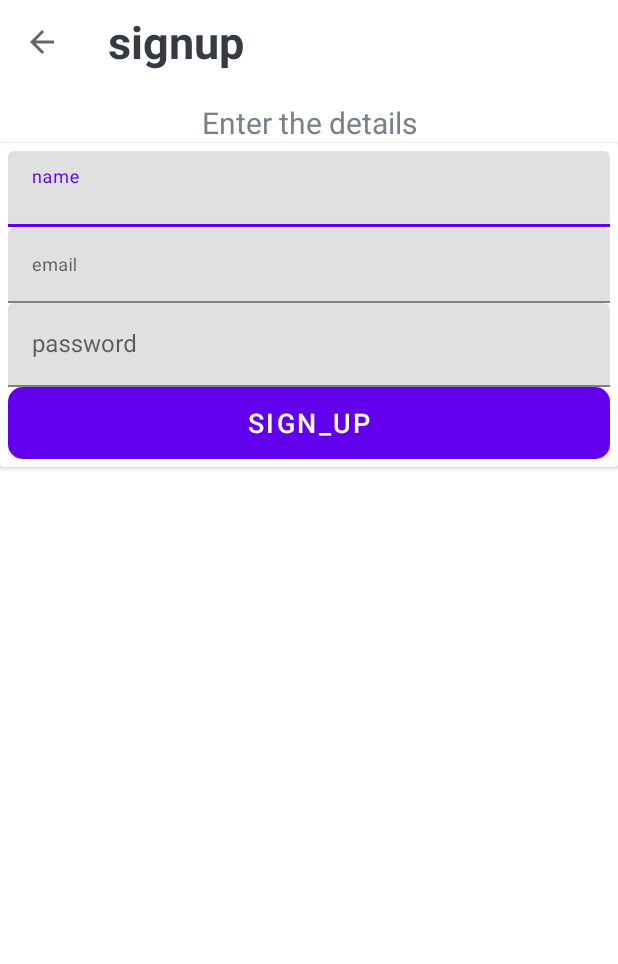
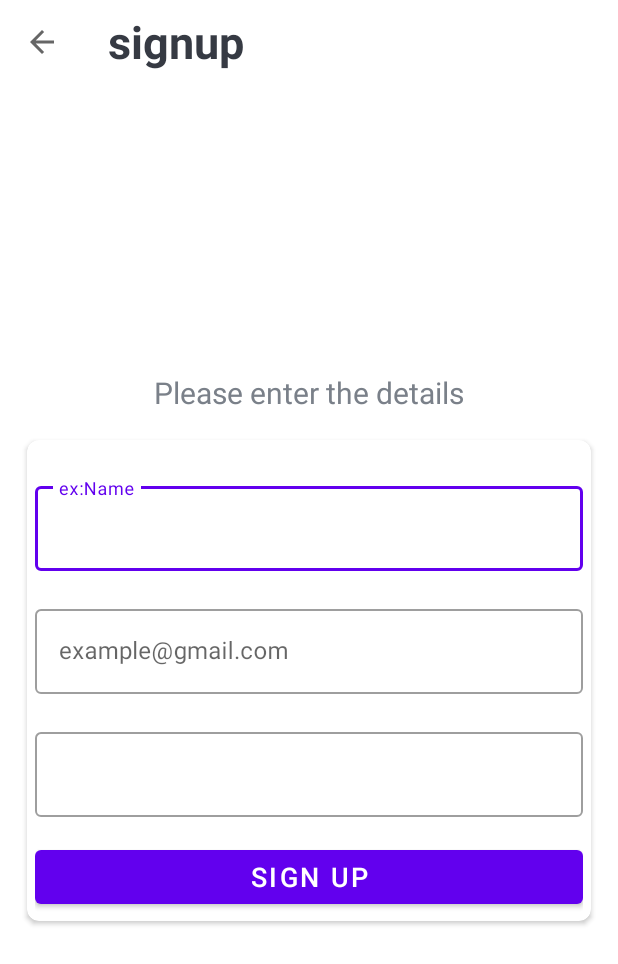
Before and after one commit to Ganesh-P03/tirutsava22-appdev, an Android app: the screen it shows after launch (SignupActivity), after a tap on "SIGN UP", on a phone screen of 412 x 824 dp. Shown: the top 964 px of the screen. Run offline under Robolectric (Android 15) with nearby library versions, the phone set to English and light mode, and no system bars; our stand-ins replace Firebase (no records; nobody signed in at launch, a user with empty details on screens opened directly).

Commit message:
update UI

```diff
--- a/app/src/main/java/com/example/broadcast/activities/SplashActivity.kt
+++ b/app/src/main/java/com/example/broadcast/activities/SplashActivity.kt
@@ -22,14 +22,14 @@ class SplashActivity : BaseActivity() {
 
             var currentUserId = FireStoreClass().getCurrentUserID()
 
-            if(currentUserId.isNotEmpty()){
-                startActivity(Intent(this, MainActivity::class.java))
-                finish()
-            }
-            else{
+//            if(currentUserId.isNotEmpty()){
+//                startActivity(Intent(this, MainActivity::class.java))
+//                finish()
+//            }
+//            else{
                 startActivity(Intent(this, IntroActivity::class.java))
                 finish()
-            }
+            //}
 
         },2000)
     }
--- a/app/src/main/res/layout/activity_signup.xml
+++ b/app/src/main/res/layout/activity_signup.xml
@@ -5,7 +5,8 @@
     android:layout_width="match_parent"
     android:layout_height="match_parent"
     tools:context=".activities.SignupActivity"
-    android:orientation="vertical">
+    android:orientation="vertical"
+    android:gravity="center">
 
     <androidx.appcompat.widget.Toolbar
         android:id="@+id/toolbar_sign_up_activity"
@@ -15,7 +16,7 @@
         <TextView
             android:id="@+id/tv_title"
             android:layout_width="match_parent"
-            android:layout_height="match_parent"
+            android:layout_height="wrap_content"
             android:gravity="center_vertical"
             android:text="signup"
             android:textColor="@color/primary_text_color"
@@ -24,28 +25,29 @@
 
     </androidx.appcompat.widget.Toolbar>
 
+
+
     <LinearLayout
         android:layout_width="match_parent"
         android:layout_height="match_parent"
         android:layout_gravity="center"
-        android:layout_marginTop="12dp"
-        android:orientation="vertical">
+        android:orientation="vertical"
+        android:gravity="center">
 
         <TextView
             android:layout_width="match_parent"
             android:layout_height="wrap_content"
 
             android:gravity="center"
-            android:text="Enter the details"
+            android:text="Please enter the details"
             android:textColor="@color/secondary_text_color"
             android:textSize="20dp"/>
 
         <androidx.cardview.widget.CardView
             android:layout_width="match_parent"
             android:layout_height="wrap_content"
-
-            android:elevation="2px"
-            app:cardCornerRadius="3px">
+            app:cardCornerRadius="8dp"
+            android:layout_margin="18dp">
 
             <LinearLayout
                 android:layout_width="match_parent"
@@ -55,57 +57,76 @@
 
                 <com.google.android.material.textfield.TextInputLayout
                     android:layout_width="match_parent"
-                    android:layout_height="wrap_content">
+                    android:layout_height="wrap_content"
+                    android:layout_marginTop="20dp"
+                    style="@style/Widget.MaterialComponents.TextInputLayout.OutlinedBox"
+                    app:endIconMode="clear_text"
+                    >
 
                     <androidx.appcompat.widget.AppCompatEditText
                         android:id="@+id/et_name"
                         android:layout_width="match_parent"
                         android:layout_height="wrap_content"
-                        android:hint="name"
-                        android:inputType="textEmailAddress"
-                        android:textSize="12dp"/>
+                        android:hint="ex:Name"
 
+                        android:inputType="textCapWords"
+                        android:textColor="#363A43"
+                        android:textColorHint="#7A8089" />
                 </com.google.android.material.textfield.TextInputLayout>
+
 
                 <com.google.android.material.textfield.TextInputLayout
                     android:layout_width="match_parent"
-                    android:layout_height="wrap_content">
+                    android:layout_height="wrap_content"
+                    android:layout_marginTop="20dp"
+                    style="@style/Widget.MaterialComponents.TextInputLayout.OutlinedBox"
+                    app:endIconMode="clear_text"
+                    >
 
                     <androidx.appcompat.widget.AppCompatEditText
                         android:id="@+id/et_email"
                         android:layout_width="match_parent"
                         android:layout_height="wrap_content"
-                        android:hint="email"
+                        android:hint="example@gmail.com"
+
                         android:inputType="textEmailAddress"
-                        android:textSize="12dp"/>
+                        android:textColor="#363A43"
+                        android:textColorHint="#7A8089" />
+                </com.google.android.material.textfield.TextInputLayout>
 
-                </com.google.android.material.textfield.TextInputLayout>
 
                 <com.google.android.material.textfield.TextInputLayout
                     android:layout_width="match_parent"
-                    android:layout_height="wrap_content">
+                    android:layout_height="wrap_content"
+                    android:layout_marginTop="20dp"
+                    style="@style/Widget.MaterialComponents.TextInputLayout.OutlinedBox"
+                    app:endIconMode="clear_text"
+                    >
 
                     <androidx.appcompat.widget.AppCompatEditText
                         android:id="@+id/et_password"
                         android:layout_width="match_parent"
                         android:layout_height="wrap_content"
-                        android:hint="password"
+
+
                         android:inputType="textPassword"
-                        android:textSize="16sp"/>
-
+                        android:textColor="#363A43"
+                        android:textColorHint="#7A8089" />
                 </com.google.android.material.textfield.TextInputLayout>
 
-                <Button android:id="@+id/btn_sign_up"
+
+                <Button
+                    android:id="@+id/btn_sign_up"
                     android:layout_width="match_parent"
                     android:layout_height="wrap_content"
-                    android:layout_gravity="center"
-                    android:background="@drawable/button_shape"
-                    android:foreground="?attr/selectableItemBackground"
-                    android:gravity="center"
+                    android:textColor="@android:color/white"
+                    android:textSize="18sp"
+                    android:layout_marginTop="16dp"
+                    android:text="sign up"
 
-                    android:text="sign_up"
-                    android:textColor="@android:color/white"
-                    android:textSize="18sp"/>
+                    />
+
+
 
             </LinearLayout>
         </androidx.cardview.widget.CardView>
--- a/app/src/main/res/layout/activity_splash.xml
+++ b/app/src/main/res/layout/activity_splash.xml
@@ -13,7 +13,7 @@
         android:layout_width="wrap_content"
         android:layout_height="wrap_content"
         android:gravity="center"
-        android:text="@string/app_name"
+        android:text="Broadcast"
         android:textColor="@android:color/white"
         android:textSize="70sp"
         android:textStyle="bold"/>
```
Also changed, not shown: app/src/main/AndroidManifest.xml (+6 -4 lines), app/src/main/res/layout/activity_add_events.xml (+27 -0 lines), app/src/main/res/layout/activity_intro.xml (+34 -27 lines), app/src/main/res/layout/activity_signin.xml (+9 -6 lines), app/src/main/res/layout/item_event.xml (+58 -9 lines), app/src/main/res/drawable-v24/ic_bg.png (added).
